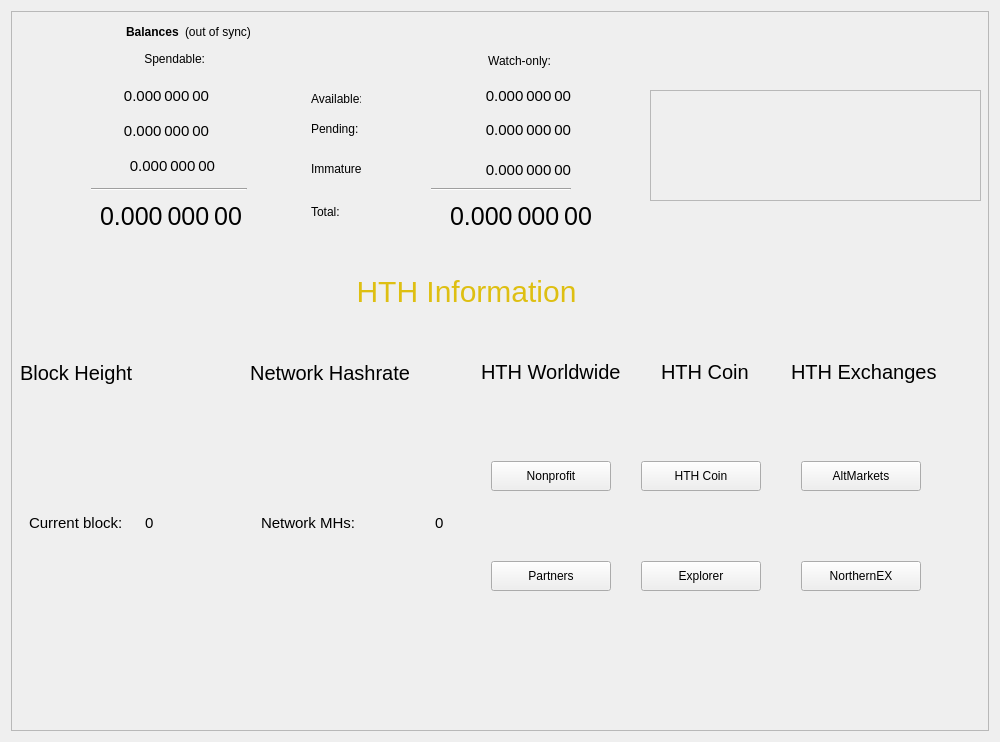
Before: the Qt Designer form src/qt/forms/overviewpage.ui in HTHcoin/helpthehomelesscoin, drawn with Qt 5.
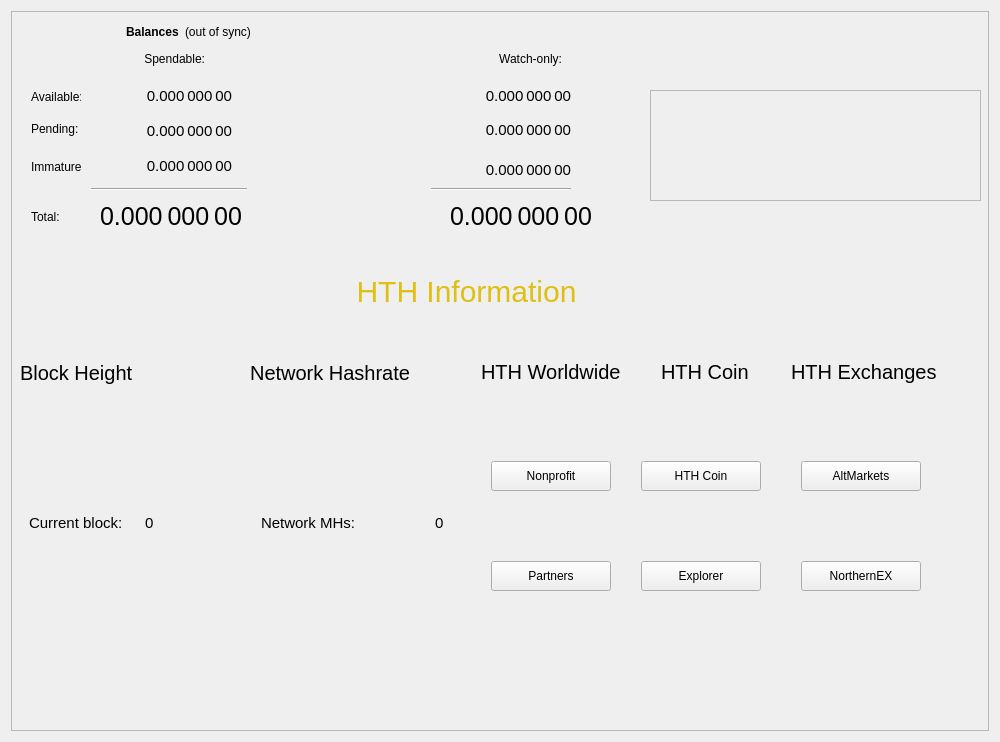
After: the same form once the commit is applied.

```diff
--- a/src/qt/forms/overviewpage.ui
+++ b/src/qt/forms/overviewpage.ui
@@ -525,10 +525,10 @@
      <widget class="QLabel" name="labelWatchonly">
       <property name="geometry">
        <rect>
-        <x>459</x>
+        <x>470</x>
         <y>40</y>
         <width>81</width>
-        <height>20</height>
+        <height>16</height>
        </rect>
       </property>
       <property name="text">
@@ -731,10 +731,10 @@
      <widget class="QLabel" name="labelTotalText_3">
       <property name="geometry">
        <rect>
-        <x>300</x>
+        <x>20</x>
         <y>190</y>
         <width>50</width>
-        <height>21</height>
+        <height>31</height>
        </rect>
       </property>
       <property name="text">
@@ -757,9 +757,9 @@
      <widget class="QLabel" name="labelImmature">
       <property name="geometry">
        <rect>
-        <x>93</x>
+        <x>80</x>
         <y>140</y>
-        <width>111</width>
+        <width>141</width>
         <height>31</height>
        </rect>
       </property>
@@ -792,7 +792,7 @@
        <rect>
         <x>100</x>
         <y>110</y>
-        <width>111</width>
+        <width>121</width>
         <height>21</height>
        </rect>
       </property>
@@ -814,7 +814,7 @@
        <string notr="true">0.000 000 00</string>
       </property>
       <property name="alignment">
-       <set>Qt::AlignCenter</set>
+       <set>Qt::AlignRight|Qt::AlignTrailing|Qt::AlignVCenter</set>
       </property>
       <property name="textInteractionFlags">
        <set>Qt::LinksAccessibleByMouse|Qt::TextSelectableByKeyboard|Qt::TextSelectableByMouse</set>
@@ -847,7 +847,7 @@
        <string notr="true">0.000 000 00</string>
       </property>
       <property name="alignment">
-       <set>Qt::AlignCenter</set>
+       <set>Qt::AlignRight|Qt::AlignTrailing|Qt::AlignVCenter</set>
       </property>
       <property name="textInteractionFlags">
        <set>Qt::LinksAccessibleByMouse|Qt::TextSelectableByKeyboard|Qt::TextSelectableByMouse</set>
@@ -856,10 +856,10 @@
      <widget class="QLabel" name="labelImmatureText_2">
       <property name="geometry">
        <rect>
-        <x>300</x>
-        <y>150</y>
+        <x>20</x>
+        <y>145</y>
         <width>50</width>
-        <height>16</height>
+        <height>21</height>
        </rect>
       </property>
       <property name="text">
@@ -869,7 +869,7 @@
      <widget class="QLabel" name="labelPendingText_2">
       <property name="geometry">
        <rect>
-        <x>300</x>
+        <x>20</x>
         <y>110</y>
         <width>50</width>
         <height>16</height>
@@ -882,10 +882,10 @@
      <widget class="QLabel" name="labelBalanceText_2">
       <property name="geometry">
        <rect>
-        <x>300</x>
-        <y>80</y>
+        <x>20</x>
+        <y>75</y>
         <width>50</width>
-        <height>16</height>
+        <height>21</height>
        </rect>
       </property>
       <property name="text">
@@ -908,7 +908,7 @@
        <set>Qt::AlignRight|Qt::AlignTrailing|Qt::AlignVCenter</set>
       </property>
      </widget>
-     <widget class="QWidget" name="">
+     <widget class="QWidget" name="layoutWidget">
       <property name="geometry">
        <rect>
         <x>115</x>
```
